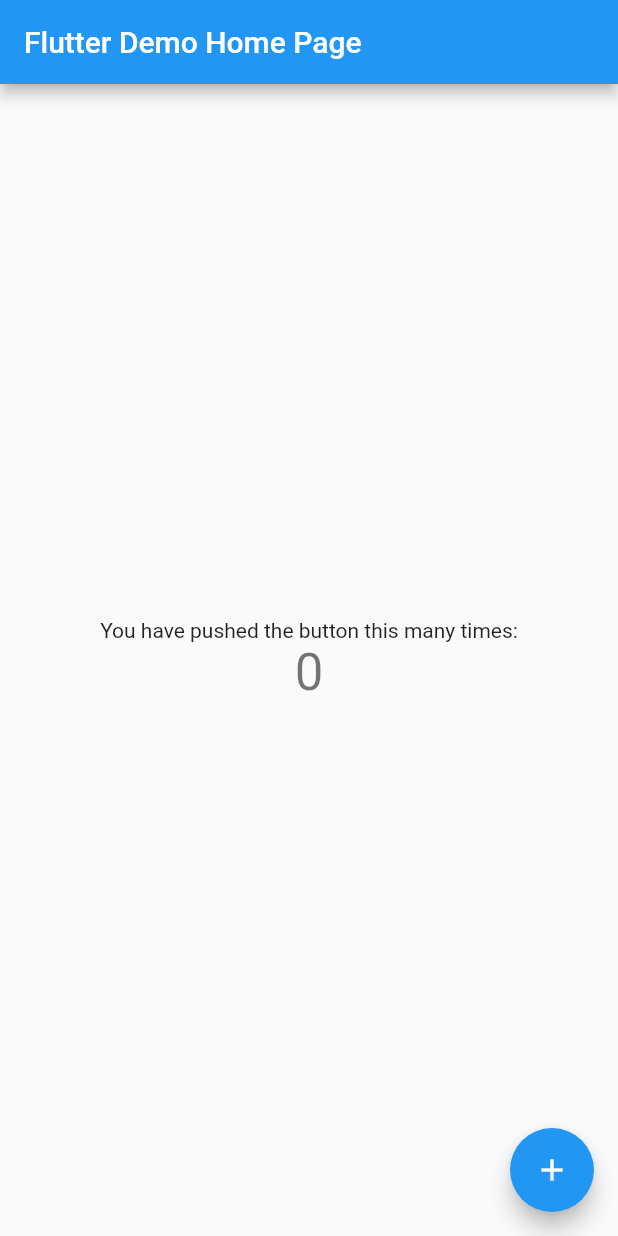
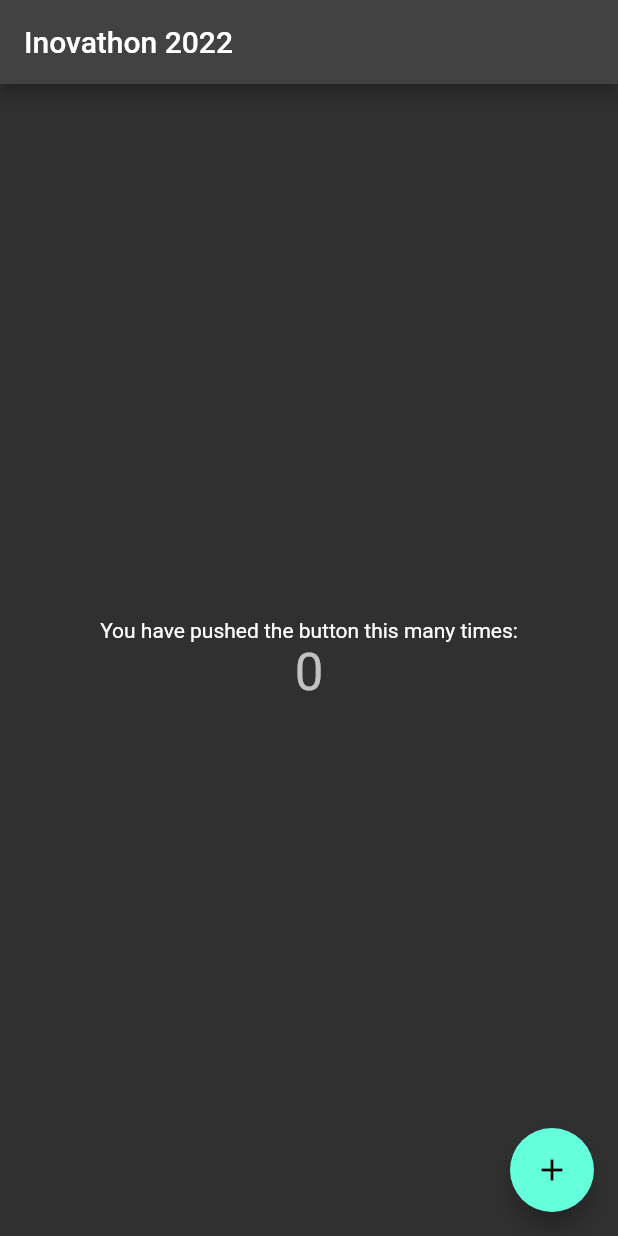
Before and after one commit to BOOMERS-inovathon-2022/inovathon_2022, a Flutter app: the screen it shows after launch, on a phone screen of 412 x 824 dp. Run offline on Flutter 3.47's test engine with Material 2 defaults, Android fonts, the phone set to English and light mode, and no system bars.

```diff
--- a/lib/main.dart
+++ b/lib/main.dart
@@ -11,7 +11,8 @@ class MyApp extends StatelessWidget {
   @override
   Widget build(BuildContext context) {
     return MaterialApp(
-      title: 'Flutter Demo',
+      debugShowCheckedModeBanner: false,
+      title: 'Inovathon',
       theme: ThemeData(
         // This is the theme of your application.
         //
@@ -23,8 +24,9 @@ class MyApp extends StatelessWidget {
         // Notice that the counter didn't reset back to zero; the application
         // is not restarted.
         primarySwatch: Colors.blue,
+        brightness: Brightness.dark
       ),
-      home: const MyHomePage(title: 'Flutter Demo Home Page'),
+      home: const MyHomePage(title: 'Inovathon 2022'),
     );
   }
 }
```
